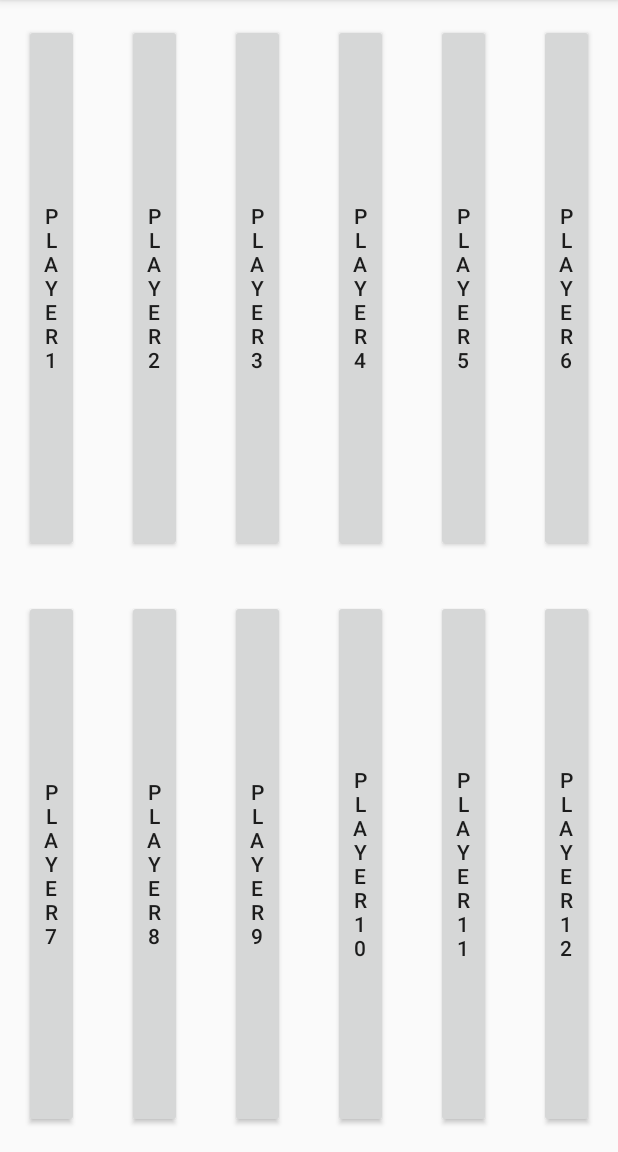
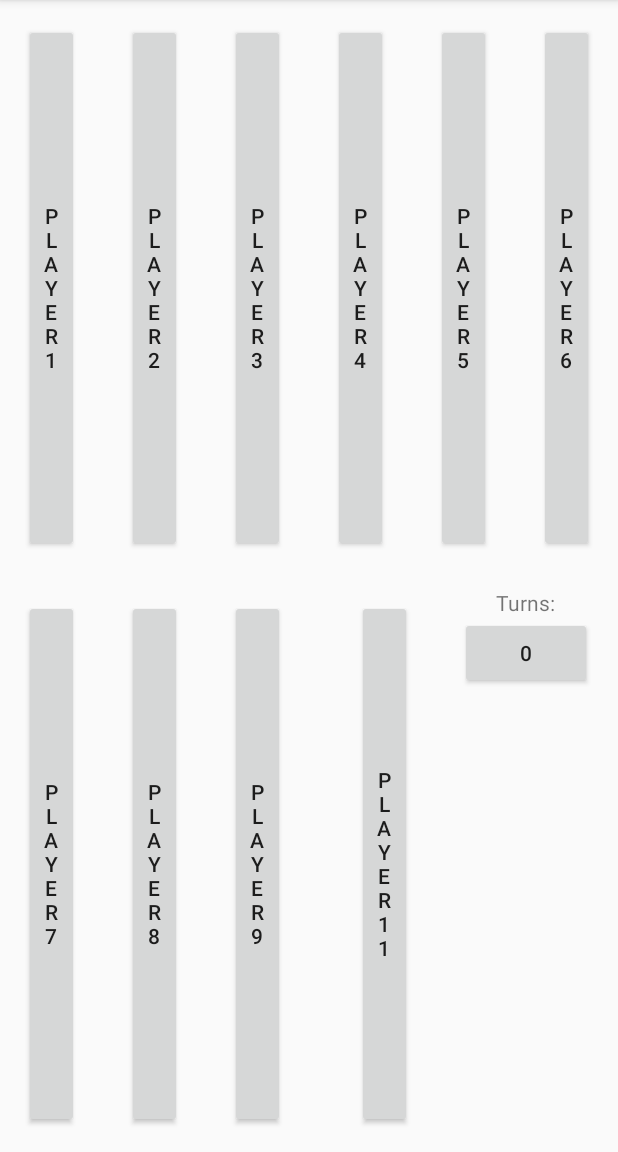
Before and after one commit to Cultiststeve/Blood-Bowl-Playing-Aid, an Android app: the screen it shows after launch (Ingame_Activity before the commit, Activity_Ingame after it), on a phone screen of 412 x 824 dp, the part 84-1236 px from its top. Run offline under Robolectric (Android 15) with nearby library versions, the phone set to English and light mode, and no system bars.

Commit message:
Implemented turn counter

```diff
--- a/app/src/main/AndroidManifest.xml
+++ b/app/src/main/AndroidManifest.xml
@@ -9,7 +9,7 @@
         android:roundIcon="@mipmap/ic_launcher_round"
         android:supportsRtl="true"
         android:theme="@style/AppTheme">
-        <activity android:name=".Ingame_Activity">
+        <activity android:name=".Activity_Ingame">
             <intent-filter>
                 <action android:name="android.intent.action.MAIN" />
 
--- a/app/src/main/java/com/example/bloodbowlplayingaid/Ingame_Activity.java
+++ b/app/src/main/java/com/example/bloodbowlplayingaid/Activity_Ingame.java
@@ -1,20 +1,26 @@
 package com.example.bloodbowlplayingaid;
 
 import android.net.Uri;
-import android.support.v4.app.Fragment;
+import android.support.v4.app.DialogFragment;
 import android.support.v4.app.FragmentTransaction;
 import android.support.v7.app.AppCompatActivity;
 import android.os.Bundle;
+import android.util.Log;
 import android.view.View;
 
 import java.util.ArrayList;
 
-public class Ingame_Activity extends AppCompatActivity
-    implements PlayerCardFragment.OnFragmentInteractionListener{
+public class Activity_Ingame extends AppCompatActivity
+    implements Fragment_Player_Card.OnFragmentInteractionListener,
+        FragmentExtraButtons.OnFragmentInteractionListener,
+        Fragment_Dialogue_New_turn.Fragment_Dialog_New_Turn_Listener {
 
+    private static final String TAG = "BBH_Activity_Ingame";
     ArrayList<View> player_card_views = new ArrayList<>(12);
-    ArrayList<PlayerCardFragment> player_card_fragments = new ArrayList<>(12);
+    ArrayList<Fragment_Player_Card> player_card_fragments = new ArrayList<>(12);
+    FragmentExtraButtons fragmentExtraButtons;
 
+    private Integer current_turn = 0;
 
     @Override
     protected void onCreate(Bundle savedInstanceState) {
@@ -33,22 +39,36 @@ public class Ingame_Activity extends AppCompatActivity
         player_card_views.add(8, findViewById(R.id.player_9_card));
         player_card_views.add(9, findViewById(R.id.player_10_card));
         player_card_views.add(10, findViewById(R.id.player_11_card));
-        player_card_views.add(11, findViewById(R.id.player_12_card));
 
 
         // Recreate each fragment with its info about what position its in
         for(int i = 0; i< player_card_views.size(); i++){
-            PlayerCardFragment new_fragment = PlayerCardFragment.newInstance(i, "test");
+            Fragment_Player_Card new_fragment = Fragment_Player_Card.newInstance(i, "test");
             FragmentTransaction transaction = getSupportFragmentManager().beginTransaction();
             transaction.replace(player_card_views.get(i).getId(), new_fragment);
-            transaction.addToBackStack(null);
             transaction.commit();
-            player_card_fragments.add(i, new_fragment);
+            player_card_fragments.add(i, new_fragment); // Build an array of the fragments
         }
+
+        // Set fragment for button draw
+        View view_button_draw = findViewById(R.id.button_draw);
+        fragmentExtraButtons = FragmentExtraButtons.newInstance("del", "del2");
+        FragmentTransaction transaction = getSupportFragmentManager().beginTransaction();
+        transaction.replace(view_button_draw.getId(), fragmentExtraButtons);
+        transaction.commit();
+
     }
 
     @Override
     public void onFragmentInteraction(Uri uri) {
 
     }
+
+    @Override
+    public void onDialogPositiveClick(DialogFragment dialogFragment) {
+        Log.d(TAG, "onDialogPositiveClick: New turn was selected");
+        current_turn++;
+        fragmentExtraButtons.incrementTurnCounter(current_turn);
+
+    }
 }
--- a/app/src/main/java/com/example/bloodbowlplayingaid/PlayerCardFragment.java
+++ b/app/src/main/java/com/example/bloodbowlplayingaid/FragmentExtraButtons.java
@@ -3,6 +3,7 @@ package com.example.bloodbowlplayingaid;
 import android.content.Context;
 import android.net.Uri;
 import android.os.Bundle;
+import android.support.v4.app.DialogFragment;
 import android.support.v4.app.Fragment;
 import android.util.Log;
 import android.view.LayoutInflater;
@@ -14,27 +15,25 @@ import android.widget.Button;
 /**
  * A simple {@link Fragment} subclass.
  * Activities that contain this fragment must implement the
- * {@link PlayerCardFragment.OnFragmentInteractionListener} interface
+ * {@link FragmentExtraButtons.OnFragmentInteractionListener} interface
  * to handle interaction events.
- * Use the {@link PlayerCardFragment#newInstance} factory method to
+ * Use the {@link FragmentExtraButtons#newInstance} factory method to
  * create an instance of this fragment.
  */
-public class PlayerCardFragment extends Fragment {
+public class FragmentExtraButtons extends Fragment {
     // TODO: Rename parameter arguments, choose names that match
     // the fragment initialization parameters, e.g. ARG_ITEM_NUMBER
-    private static final String TAG = "BBH_PlayerCardFragment";
-    private static final String ARG_PARAM1 = "FRAGMENT_NUMBER";
+    private static final String ARG_PARAM1 = "param1";
     private static final String ARG_PARAM2 = "param2";
-
-    private Button card_button;
+    private static final String TAG = "BBH_Button_Draw";
 
     // TODO: Rename and change types of parameters
-    private Integer card_number;
+    private String mParam1;
     private String mParam2;
 
     private OnFragmentInteractionListener mListener;
 
-    public PlayerCardFragment() {
+    public FragmentExtraButtons() {
         // Required empty public constructor
     }
 
@@ -42,17 +41,15 @@ public class PlayerCardFragment extends Fragment {
      * Use this factory method to create a new instance of
      * this fragment using the provided parameters.
      *
-     * @param card_number Parameter 1.
+     * @param param1 Parameter 1.
      * @param param2 Parameter 2.
-     * @return A new instance of fragment PlayerCardFragment.
+     * @return A new instance of fragment FragmentExtraButtons.
      */
     // TODO: Rename and change types and number of parameters
-    public static PlayerCardFragment newInstance(Integer card_number, String param2) {
-        Log.d(TAG, "newInstance() called with: card_number = [" + card_number + "], param2 = [" + param2 + "]");
-
-        PlayerCardFragment fragment = new PlayerCardFragment();
+    public static FragmentExtraButtons newInstance(String param1, String param2) {
+        FragmentExtraButtons fragment = new FragmentExtraButtons();
         Bundle args = new Bundle();
-        args.putInt(ARG_PARAM1, card_number);
+        args.putString(ARG_PARAM1, param1);
         args.putString(ARG_PARAM2, param2);
         fragment.setArguments(args);
         return fragment;
@@ -60,34 +57,18 @@ public class PlayerCardFragment extends Fragment {
 
     @Override
     public void onCreate(Bundle savedInstanceState) {
-        Log.d(TAG, "onCreate() called with: savedInstanceState = [" + savedInstanceState + "]");
         super.onCreate(savedInstanceState);
         if (getArguments() != null) {
-            Log.d(TAG, "onCreate: Setting card number to " + getArguments().getInt(ARG_PARAM1));
-            card_number = getArguments().getInt(ARG_PARAM1);
+            mParam1 = getArguments().getString(ARG_PARAM1);
             mParam2 = getArguments().getString(ARG_PARAM2);
         }
-
     }
 
     @Override
     public View onCreateView(LayoutInflater inflater, ViewGroup container,
                              Bundle savedInstanceState) {
-        Log.d(TAG, "onCreateView() called with: inflater = [" + inflater + "], container = [" + container + "], savedInstanceState = [" + savedInstanceState + "]");
         // Inflate the layout for this fragment
-        View rootView = inflater.inflate(R.layout.player_card_fragment, container, false);
-
-        card_button = rootView.findViewById(R.id.card_button); // Get button, store in fragment variable
-
-        if (card_number != null){
-            Integer display_num  = card_number+1;
-            card_button.setText("Player " + (display_num).toString());
-            Log.d(TAG, "onCreateView: cardnum = " + card_number.toString());
-        } else {
-            Log.d(TAG, "onCreateView: Card num is null");
-        }
-
-        return rootView;
+        return inflater.inflate(R.layout.fragment_fragment__button__draw, container, false);
     }
 
     @Override
@@ -95,16 +76,16 @@ public class PlayerCardFragment extends Fragment {
         Log.d(TAG, "onStart() called");
         super.onStart();
 
-        card_button.setOnClickListener(new View.OnClickListener() { // Set button behaviour
+        Button turn_button = getView().findViewById(R.id.btn_Turn_Count);
+
+        turn_button.setOnClickListener(new View.OnClickListener() {
             @Override
             public void onClick(View v) {
-                Log.d(TAG, "onClick() called with: v = [" + v + "]");
-                //TODO set button behaviour
-                card_button.setText("pressed");
+                DialogFragment dialogFragment = new Fragment_Dialogue_New_turn();
+                dialogFragment.show(getActivity().getSupportFragmentManager(), "new_turn");
             }
         });
     }
-
     @Override
     public void onAttach(Context context) {
         super.onAttach(context);
@@ -137,4 +118,9 @@ public class PlayerCardFragment extends Fragment {
         void onFragmentInteraction(Uri uri);
     }
 
+
+    public void incrementTurnCounter(Integer new_turn){
+        Button turn_button = getView().findViewById(R.id.btn_Turn_Count);
+        turn_button.setText(new_turn.toString());
+    }
 }
--- /dev/null
+++ b/app/src/main/java/com/example/bloodbowlplayingaid/Fragment_Dialogue_New_turn.java
@@ -0,0 +1,67 @@
+package com.example.bloodbowlplayingaid;
+
+
+import android.app.AlertDialog;
+import android.app.Dialog;
+import android.content.Context;
+import android.content.DialogInterface;
+import android.os.Bundle;
+import android.support.v4.app.DialogFragment;
+import android.support.v4.app.Fragment;
+import android.view.LayoutInflater;
+import android.view.View;
+import android.view.ViewGroup;
+
+
+/**
+ * A simple {@link Fragment} subclass.
+ */
+public class Fragment_Dialogue_New_turn extends DialogFragment {
+
+    Fragment_Dialog_New_Turn_Listener listener; //Use to deliver the positive click
+
+    public Fragment_Dialogue_New_turn() {
+        // Required empty public constructor
+    }
+
+    public interface Fragment_Dialog_New_Turn_Listener {
+        public void onDialogPositiveClick(DialogFragment dialogFragment);
+    }
+
+
+    @Override
+    public Dialog onCreateDialog(Bundle savedInstanceState){
+        // Use Builder class for convenient construction
+        AlertDialog.Builder builder = new AlertDialog.Builder(getActivity());
+        builder.setMessage("Move to next turn?"); //TODO specify turn number
+        builder.setPositiveButton("Yes", new DialogInterface.OnClickListener() {
+            @Override
+            public void onClick(DialogInterface dialog, int which) {
+                listener.onDialogPositiveClick(Fragment_Dialogue_New_turn.this);
+            }
+        });
+        builder.setNegativeButton("No", new DialogInterface.OnClickListener() {
+            @Override
+            public void onClick(DialogInterface dialog, int which) {
+                // User canceled, no action?
+            }
+        });
+
+        return builder.create();
+    }
+
+    //
+    @Override
+    public void onAttach(Context context) {
+        super.onAttach(context);
+        //Verify that the host implements callback
+        try {
+            // Instantiate the NoticeDialogListener so we can send events to the host
+            listener = (Fragment_Dialog_New_Turn_Listener) context;
+        } catch (ClassCastException e) {
+            // The activity doesn't implement the interface, throw exception
+            throw new ClassCastException(getActivity().toString()
+                    + " must implement NoticeDialogListener");
+        }
+    }
+}
--- /dev/null
+++ b/app/src/main/java/com/example/bloodbowlplayingaid/Fragment_Player_Card.java
@@ -0,0 +1,140 @@
+package com.example.bloodbowlplayingaid;
+
+import android.content.Context;
+import android.net.Uri;
+import android.os.Bundle;
+import android.support.v4.app.Fragment;
+import android.util.Log;
+import android.view.LayoutInflater;
+import android.view.View;
+import android.view.ViewGroup;
+import android.widget.Button;
+
+
+/**
+ * A simple {@link Fragment} subclass.
+ * Activities that contain this fragment must implement the
+ * {@link Fragment_Player_Card.OnFragmentInteractionListener} interface
+ * to handle interaction events.
+ * Use the {@link Fragment_Player_Card#newInstance} factory method to
+ * create an instance of this fragment.
+ */
+public class Fragment_Player_Card extends Fragment {
+    // TODO: Rename parameter arguments, choose names that match
+    // the fragment initialization parameters, e.g. ARG_ITEM_NUMBER
+    private static final String TAG = "BBH_PlayerCardFragment";
+    private static final String ARG_PARAM1 = "FRAGMENT_NUMBER";
+    private static final String ARG_PARAM2 = "param2";
+
+    private Button card_button;
+
+    // TODO: Rename and change types of parameters
+    private Integer card_number;
+    private String mParam2;
+
+    private OnFragmentInteractionListener mListener;
+
+    public Fragment_Player_Card() {
+        // Required empty public constructor
+    }
+
+    /**
+     * Use this factory method to create a new instance of
+     * this fragment using the provided parameters.
+     *
+     * @param card_number Parameter 1.
+     * @param param2 Parameter 2.
+     * @return A new instance of fragment Fragment_Player_Card.
+     */
+    // TODO: Rename and change types and number of parameters
+    public static Fragment_Player_Card newInstance(Integer card_number, String param2) {
+        Log.d(TAG, "newInstance() called with: card_number = [" + card_number + "], param2 = [" + param2 + "]");
+
+        Fragment_Player_Card fragment = new Fragment_Player_Card();
+        Bundle args = new Bundle();
+        args.putInt(ARG_PARAM1, card_number);
+        args.putString(ARG_PARAM2, param2);
+        fragment.setArguments(args);
+        return fragment;
+    }
+
+    @Override
+    public void onCreate(Bundle savedInstanceState) {
+        Log.d(TAG, "onCreate() called with: savedInstanceState = [" + savedInstanceState + "]");
+        super.onCreate(savedInstanceState);
+        if (getArguments() != null) {
+            Log.d(TAG, "onCreate: Setting card number to " + getArguments().getInt(ARG_PARAM1));
+            card_number = getArguments().getInt(ARG_PARAM1);
+            mParam2 = getArguments().getString(ARG_PARAM2);
+        }
+
+    }
+
+    @Override
+    public View onCreateView(LayoutInflater inflater, ViewGroup container,
+                             Bundle savedInstanceState) {
+        Log.d(TAG, "onCreateView() called with: inflater = [" + inflater + "], container = [" + container + "], savedInstanceState = [" + savedInstanceState + "]");
+        // Inflate the layout for this fragment
+        View rootView = inflater.inflate(R.layout.player_card_fragment, container, false);
+
+        card_button = rootView.findViewById(R.id.card_button); // Get button, store in fragment variable
+
+        if (card_number != null){
+            Integer display_num  = card_number+1;
+            card_button.setText("Player " + (display_num).toString());
+            Log.d(TAG, "onCreateView: cardnum = " + card_number.toString());
+        } else {
+            Log.d(TAG, "onCreateView: Card num is null");
+        }
+
+        return rootView;
+    }
+
+    @Override
+    public void onStart() {
+        Log.d(TAG, "onStart() called");
+        super.onStart();
+
+        card_button.setOnClickListener(new View.OnClickListener() { // Set button behaviour
+            @Override
+            public void onClick(View v) {
+                Log.d(TAG, "onClick() called with: v = [" + v + "]");
+                //TODO set button behaviour
+                card_button.setText("pressed");
+            }
+        });
+    }
+
+    @Override
+    public void onAttach(Context context) {
+        super.onAttach(context);
+        if (context instanceof OnFragmentInteractionListener) {
+            mListener = (OnFragmentInteractionListener) context;
+        } else {
+            throw new RuntimeException(context.toString()
+                    + " must implement OnFragmentInteractionListener");
+        }
+    }
+
+    @Override
+    public void onDetach() {
+        super.onDetach();
+        mListener = null;
+    }
+
+    /**
+     * This interface must be implemented by activities that contain this
+     * fragment to allow an interaction in this fragment to be communicated
+     * to the activity and potentially other fragments contained in that
+     * activity.
+     * <p>
+     * See the Android Training lesson <a href=
+     * "http://developer.android.com/training/basics/fragments/communicating.html"
+     * >Communicating with Other Fragments</a> for more information.
+     */
+    public interface OnFragmentInteractionListener {
+        // TODO: Update argument type and name
+        void onFragmentInteraction(Uri uri);
+    }
+
+}
--- /dev/null
+++ b/app/src/main/res/drawable/ic_autorenew_black_24dp.xml
@@ -0,0 +1,9 @@
+<vector xmlns:android="http://schemas.android.com/apk/res/android"
+        android:width="24dp"
+        android:height="24dp"
+        android:viewportWidth="24.0"
+        android:viewportHeight="24.0">
+    <path
+        android:fillColor="#FF000000"
+        android:pathData="M12,6v3l4,-4 -4,-4v3c-4.42,0 -8,3.58 -8,8 0,1.57 0.46,3.03 1.24,4.26L6.7,14.8c-0.45,-0.83 -0.7,-1.79 -0.7,-2.8 0,-3.31 2.69,-6 6,-6zM18.76,7.74L17.3,9.2c0.44,0.84 0.7,1.79 0.7,2.8 0,3.31 -2.69,6 -6,6v-3l-4,4 4,4v-3c4.42,0 8,-3.58 8,-8 0,-1.57 -0.46,-3.03 -1.24,-4.26z"/>
+</vector>
--- a/app/src/main/res/layout/activity_main.xml
+++ b/app/src/main/res/layout/activity_main.xml
@@ -4,7 +4,7 @@
     xmlns:tools="http://schemas.android.com/tools"
     android:layout_width="match_parent"
     android:layout_height="match_parent"
-    tools:context=".Ingame_Activity">
+    tools:context=".Activity_Ingame">
 
     <FrameLayout
         android:id="@+id/player_1_card"
@@ -20,7 +20,9 @@
         app:layout_constraintEnd_toStartOf="@id/player_2_card"
         app:layout_constraintHorizontal_bias="0.584"
         app:layout_constraintStart_toStartOf="parent"
-        app:layout_constraintTop_toTopOf="parent" />
+        app:layout_constraintTop_toTopOf="parent"
+        app:layout_constraintHorizontal_weight="1"
+        />
 
     <FrameLayout
         android:id="@+id/player_2_card"
@@ -36,7 +38,9 @@
         app:layout_constraintEnd_toStartOf="@+id/player_3_card"
         app:layout_constraintHorizontal_bias="0.584"
         app:layout_constraintStart_toEndOf="@id/player_1_card"
-        app:layout_constraintTop_toTopOf="parent" />
+        app:layout_constraintTop_toTopOf="parent"
+        app:layout_constraintHorizontal_weight="1"
+        />
 
     <FrameLayout
         android:id="@+id/player_3_card"
@@ -51,7 +55,9 @@
         app:layout_constraintBottom_toTopOf="@+id/player_9_card"
         app:layout_constraintEnd_toStartOf="@id/player_4_card"
         app:layout_constraintStart_toEndOf="@id/player_2_card"
-        app:layout_constraintTop_toTopOf="parent" />
+        app:layout_constraintTop_toTopOf="parent"
+        app:layout_constraintHorizontal_weight="1"
+        />
 
     <FrameLayout
         android:id="@+id/player_4_card"
@@ -66,7 +72,9 @@
         app:layout_constraintBottom_toTopOf="@+id/player_10_card"
         app:layout_constraintEnd_toStartOf="@+id/player_5_card"
         app:layout_constraintStart_toEndOf="@+id/player_3_card"
-        app:layout_constraintTop_toTopOf="parent" />
+        app:layout_constraintTop_toTopOf="parent"
+        app:layout_constraintHorizontal_weight="1"
+        />
 
     <FrameLayout
         android:id="@+id/player_5_card"
@@ -81,7 +89,9 @@
         app:layout_constraintBottom_toTopOf="@+id/player_11_card"
         app:layout_constraintEnd_toStartOf="@id/player_6_card"
         app:layout_constraintStart_toEndOf="@+id/player_4_card"
-        app:layout_constraintTop_toTopOf="parent" />
+        app:layout_constraintTop_toTopOf="parent"
+        app:layout_constraintHorizontal_weight="1"
+        />
 
     <FrameLayout
         android:id="@+id/player_6_card"
@@ -93,10 +103,12 @@
         android:layout_marginEnd="8dp"
         android:layout_marginRight="8dp"
         android:layout_marginBottom="8dp"
-        app:layout_constraintBottom_toTopOf="@+id/player_12_card"
+        app:layout_constraintBottom_toTopOf="@+id/button_draw"
         app:layout_constraintEnd_toEndOf="parent"
         app:layout_constraintStart_toEndOf="@+id/player_5_card"
-        app:layout_constraintTop_toTopOf="parent" />
+        app:layout_constraintTop_toTopOf="parent"
+        app:layout_constraintHorizontal_weight="1"
+        />
 
     <FrameLayout
         android:id="@+id/player_7_card"
@@ -112,7 +124,9 @@
         app:layout_constraintEnd_toStartOf="@id/player_8_card"
         app:layout_constraintHorizontal_bias="0.0"
         app:layout_constraintStart_toStartOf="parent"
-        app:layout_constraintTop_toBottomOf="@+id/player_1_card" />
+        app:layout_constraintTop_toBottomOf="@+id/player_1_card"
+        app:layout_constraintHorizontal_weight="1"
+        />
 
     <FrameLayout
         android:id="@+id/player_8_card"
@@ -129,7 +143,9 @@
         app:layout_constraintHorizontal_bias="1.0"
         app:layout_constraintStart_toEndOf="@+id/player_7_card"
         app:layout_constraintTop_toBottomOf="@+id/player_2_card"
-        app:layout_constraintVertical_bias="0.0" />
+        app:layout_constraintVertical_bias="0.0"
+        app:layout_constraintHorizontal_weight="1"
+        />
 
     <FrameLayout
         android:id="@+id/player_9_card"
@@ -145,7 +161,9 @@
         app:layout_constraintEnd_toStartOf="@id/player_10_card"
         app:layout_constraintHorizontal_bias="0.0"
         app:layout_constraintStart_toEndOf="@id/player_8_card"
-        app:layout_constraintTop_toBottomOf="@+id/player_3_card" />
+        app:layout_constraintTop_toBottomOf="@+id/player_3_card"
+        app:layout_constraintHorizontal_weight="1"
+        />
 
     <FrameLayout
         android:id="@+id/player_10_card"
@@ -161,7 +179,8 @@
         app:layout_constraintEnd_toStartOf="@id/player_11_card"
         app:layout_constraintHorizontal_bias="0.0"
         app:layout_constraintStart_toEndOf="@id/player_9_card"
-        app:layout_constraintTop_toBottomOf="@+id/player_4_card" />
+        app:layout_constraintTop_toBottomOf="@+id/player_4_card"
+        />
 
     <FrameLayout
         android:id="@+id/player_11_card"
@@ -174,13 +193,15 @@
         android:layout_marginRight="8dp"
         android:layout_marginBottom="8dp"
         app:layout_constraintBottom_toBottomOf="parent"
-        app:layout_constraintEnd_toStartOf="@id/player_12_card"
+        app:layout_constraintEnd_toStartOf="@id/button_draw"
         app:layout_constraintHorizontal_bias="0.0"
         app:layout_constraintStart_toEndOf="@id/player_10_card"
-        app:layout_constraintTop_toBottomOf="@+id/player_5_card" />
+        app:layout_constraintTop_toBottomOf="@+id/player_5_card"
+        app:layout_constraintHorizontal_weight="1"
+        />
 
     <FrameLayout
-        android:id="@+id/player_12_card"
+        android:id="@+id/button_draw"
         android:layout_width="0dp"
         android:layout_height="0dp"
         android:layout_marginStart="8dp"
@@ -193,7 +214,9 @@
         app:layout_constraintEnd_toEndOf="parent"
         app:layout_constraintHorizontal_bias="0.0"
         app:layout_constraintStart_toEndOf="@id/player_11_card"
-        app:layout_constraintTop_toBottomOf="@+id/player_6_card" />
+        app:layout_constraintTop_toBottomOf="@+id/player_6_card"
+        app:layout_constraintHorizontal_weight="2"
+        />
 
 
 </android.support.constraint.ConstraintLayout>
--- /dev/null
+++ b/app/src/main/res/layout/fragment_fragment__button__draw.xml
@@ -0,0 +1,39 @@
+<?xml version="1.0" encoding="utf-8"?>
+<android.support.constraint.ConstraintLayout xmlns:android="http://schemas.android.com/apk/res/android"
+    xmlns:app="http://schemas.android.com/apk/res-auto"
+    xmlns:tools="http://schemas.android.com/tools"
+    android:id="@+id/frameLayout2"
+    android:layout_width="match_parent"
+    android:layout_height="match_parent"
+    tools:context=".FragmentExtraButtons">
+
+    <Button
+        android:id="@+id/btn_Turn_Count"
+        android:layout_width="wrap_content"
+        android:layout_height="wrap_content"
+        android:layout_marginStart="8dp"
+        android:layout_marginLeft="8dp"
+        android:text="0"
+        app:layout_constraintStart_toStartOf="parent"
+        app:layout_constraintTop_toBottomOf="@+id/textView" />
+
+    <TextView
+        android:id="@+id/textView"
+        android:layout_width="wrap_content"
+        android:layout_height="wrap_content"
+        android:text="Turns:"
+        app:layout_constraintEnd_toEndOf="@+id/btn_Turn_Count"
+        app:layout_constraintStart_toStartOf="@+id/btn_Turn_Count"
+        tools:layout_editor_absoluteY="8dp" />
+
+    <ImageButton
+        android:id="@+id/imageButton"
+        android:layout_width="wrap_content"
+        android:layout_height="wrap_content"
+        android:layout_marginStart="8dp"
+        android:layout_marginLeft="8dp"
+        android:src="@drawable/ic_autorenew_black_24dp"
+        app:layout_constraintStart_toEndOf="@+id/btn_Turn_Count"
+        app:layout_constraintTop_toTopOf="@+id/btn_Turn_Count" />
+
+</android.support.constraint.ConstraintLayout>
--- a/app/src/main/res/layout/player_card_fragment.xml
+++ b/app/src/main/res/layout/player_card_fragment.xml
@@ -5,7 +5,7 @@
     android:id="@+id/frameLayout"
     android:layout_width="match_parent"
     android:layout_height="match_parent"
-    tools:context=".PlayerCardFragment">
+    tools:context=".Fragment_Player_Card">
 
     <!-- TODO: Update blank fragment layout -->
 
```
